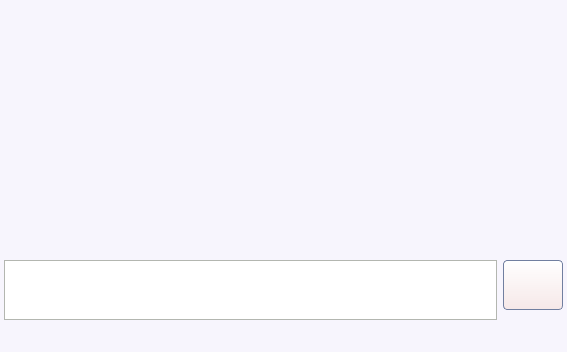
First picture: the form in share/skins/default/mucprivchat.ui, repository itds-consulting/yate, before the edit.
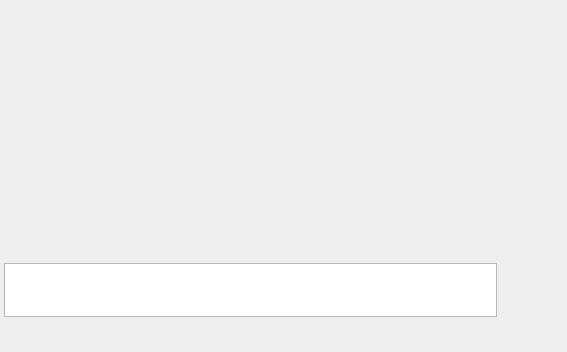
Second picture: the form after the edit. Icons and pictures are not drawn.

Commit message: Added application stylesheet file. Removed global stylesheet from UI files. Increased font size.

```diff
--- a/share/skins/default/mucprivchat.ui
+++ b/share/skins/default/mucprivchat.ui
@@ -18,124 +18,6 @@
   <property name="focusPolicy" >
    <enum>Qt::StrongFocus</enum>
   </property>
-  <property name="styleSheet" >
-   <string>QWidget#mucprivchat {
-  background:#f7f5fd;
-}
-QLabel {background:none; font-size: 11px;}
-QMenu {
-  border: 1px solid #717fa0;
-  background: #ffffff;
-  selection-color: #ffffff;
-  selection-background-color: #48a4d7;
-  color:#333333;
-}
-QMenu::item:disabled { color: #bbbbbb;}
-QMenu::separator { color: #a9c2c2;}
-QLineEdit {
-  color:#333333;
-  border: 1px solid #717fa0;
-  border-radius: 4px;
-}
-QListWidget {
-  color:#333333;
-}
-QAbstractButton {
-  border: 1px solid #717fa0;
-  border-radius: 4px;
-  font-size: 11px;
-  color: #333333;
-  background: qlineargradient(x1: 0, y1: 0, x2: 0, y2: 1, stop: 0 #ffffff, stop: 1 #f6e8e8);
-}
-QAbstractButton:hover {
-  background: qlineargradient(x1: 0, y1: 0, x2: 0, y2: 1, stop: 0 #ffffff, stop: 1 #f9f3f3);
-}
-QAbstractButton:pressed {
-  background: qlineargradient(x1: 0, y1: 0, x2: 0, y2: 1, stop: 0 #f6e8e8, stop: 1 #ffffff);
-}
-QComboBox::down-arrow { image: url(cb_arrow.png); }
-QComboBox::down-arrow:on { top: 1px; left: 1px; }
-QComboBox:!editable {
-  padding-left: 2px;
-  padding-right: 2px;
-  border: 1px solid #717fa0;
-  border-radius: 4px;
-}
-QComboBox:editable {
-  padding-left: 2px;
-  padding-right: 25px;
-  border: 1px solid #717fa0;
-  border-radius: 4px;
-}
-QComboBox::drop-down {
-  width: 22px;
-  border-left: 1px solid #717fa0;
-}
-QCheckBox::indicator:checked { image: url(checkbox_on.png); }
-QCheckBox::indicator:unchecked { image: url(checkbox_off.png); }
-QRadioButton::indicator:checked { image: url(radio_on.png); }
-QRadioButton::indicator:unchecked { image: url(radio_off.png); }
-QTreeWidget {
-  border: 0px;
-  background:white;
-  selection-background-color: lightblue;
-}
-QTreeView::branch { background:white; }
-QHeaderView::section {
-  padding-left: 4px;
-  border: 0px;
-  border-right: 1px solid #e3e6e9;
-  border-bottom: 1px solid #a9c2c2;
-  background: qlineargradient(x1: 0, y1: 0, x2: 0, y2: 1, stop: 0 #ffffff, stop: 1 #fbeded);
-}
-QScrollBar {
-  border: 1px solid #717fa0;
-  background: white;
-}
-QScrollBar::handle {
-  background: qlineargradient(x1: 0, y1: 0, x2: 0, y2: 1, stop: 0 #ffffff, stop: 1 #f6e8e8);
-  border: 1px solid #717fa0;
-}
-QScrollBar:vertical {
-  width: 14px;
-  margin: 16px 0px 16px 0px;
-  border-top: 0px;
-  border-bottom: 0px;
-  border-right: 0px;
-}
-QScrollBar:horizontal {
-  height: 14px;
-  margin: 0px 16px 0px 16px;
-  border-left: 0px;
-  border-right: 0px;
-  border-bottom: 0px;
-}
-QScrollBar::add-line {
-  height: 13px;
-  width: 13px;
-  border: 1px solid #717fa0;
-  subcontrol-origin: margin;
-  background: qlineargradient(x1: 0, y1: 0, x2: 0, y2: 1, stop: 0 #ffffff, stop: 1 #f6e8e8);
-}
-QScrollBar::sub-line {
-  height: 13px;
-  width: 13px;
-  border: 1px solid #717fa0;
-  subcontrol-origin: margin;
-  background: qlineargradient(x1: 0, y1: 0, x2: 0, y2: 1, stop: 0 #ffffff, stop: 1 #f6e8e8);
-}
-QScrollBar::handle:vertical { border-left: 0px; border-right: 0px; }
-QScrollBar::handle:horizontal { border-top: 0px; border-bottom: 0px; }
-QScrollBar::add-line:vertical { subcontrol-position: bottom; image: url(scroll_down.png); height: 14px; }
-QScrollBar::sub-line:vertical { subcontrol-position: top; image: url(scroll_up.png); height: 14px; }
-QScrollBar::add-line:horizontal { subcontrol-position: right; image: url(scroll_right.png); width: 14px; }
-QScrollBar::sub-line:horizontal { subcontrol-position: left; image: url(scroll_left.png); width: 14px; }
-QScrollBar::up-arrow:pressed { border: 1px solid #717fa0; }
-QScrollBar::down-arrow:pressed { border: 1px solid #717fa0; }
-QScrollBar::left-arrow:pressed { border: 1px solid #717fa0; }
-QScrollBar::right-arrow:pressed { border: 1px solid #717fa0; }
-</string>
-  </property>
   <property name="_yate_keypress_redirect" stdset="0" >
    <string>message</string>
   </property>
@@ -248,23 +130,26 @@
       <item>
        <widget class="QTextEdit" name="message" >
         <property name="sizePolicy" >
-         <sizepolicy vsizetype="MinimumExpanding" hsizetype="Expanding" >
+         <sizepolicy vsizetype="Fixed" hsizetype="Expanding" >
           <horstretch>0</horstretch>
           <verstretch>0</verstretch>
          </sizepolicy>
         </property>
+        <property name="minimumSize" >
+         <size>
+          <width>0</width>
+          <height>54</height>
+         </size>
+        </property>
         <property name="maximumSize" >
          <size>
           <width>16777215</width>
-          <height>100</height>
+          <height>54</height>
          </size>
         </property>
         <property name="focusPolicy" >
          <enum>Qt::StrongFocus</enum>
         </property>
-        <property name="styleSheet" >
-         <string>QTextEdit {background-color: #ffffff; border: 1px solid #b3b6b0; color: #666666; font-family: Arial; font-size: 12px;}</string>
-        </property>
         <property name="tabChangesFocus" >
          <bool>true</bool>
         </property>
@@ -295,22 +180,17 @@
        </widget>
       </item>
       <item>
-       <layout class="QVBoxLayout" >
-        <property name="rightMargin" >
-         <number>0</number>
-        </property>
-        <item>
          <widget class="QToolButton" name="send_chat_button" >
           <property name="minimumSize" >
            <size>
             <width>60</width>
-            <height>50</height>
+          <height>54</height>
            </size>
           </property>
           <property name="maximumSize" >
            <size>
             <width>60</width>
-            <height>50</height>
+          <height>54</height>
            </size>
           </property>
           <property name="focusPolicy" >
@@ -334,22 +214,19 @@
           <property name="_yate_setaction" stdset="0" >
            <string>send_chat</string>
           </property>
-         </widget>
-        </item>
-        <item>
-         <spacer>
-          <property name="orientation" >
-           <enum>Qt::Vertical</enum>
-          </property>
-          <property name="sizeHint" >
-           <size>
-            <width>0</width>
-            <height>0</height>
-           </size>
-          </property>
-         </spacer>
-        </item>
-       </layout>
+        <property name="_yate_normal_icon" stdset="0" >
+         <string>sendchat_32.png</string>
+        </property>
+        <property name="_yate_pressed_icon" stdset="0" >
+         <string>sendchat_32_pressed.png</string>
+        </property>
+        <property name="_yate_hover_icon" stdset="0" >
+         <string>sendchat_32_hover.png</string>
+        </property>
+        <property name="_yate_filterevents" stdset="0" >
+         <bool>true</bool>
+        </property>
+       </widget>
       </item>
      </layout>
     </widget>
```
Left out of the diff: 31 changed lines with no effect on the pictures. Lines whose indentation alone changed are shown as unchanged. The commit also changes 26 other files.
